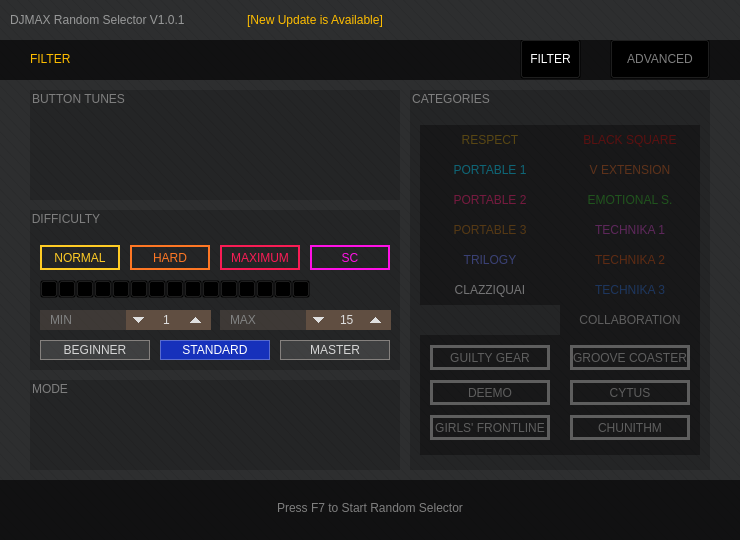
wowvv0w/djmax-random-selector, file ui/selector.ui: the form before one commit.
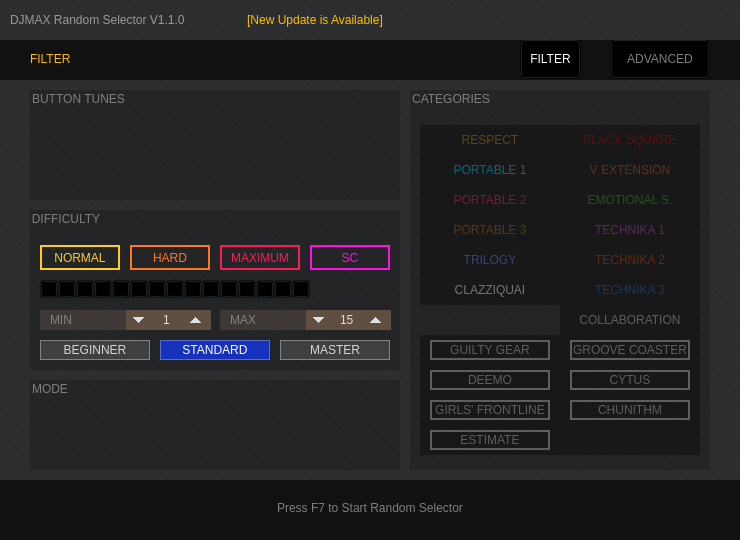
The form after the commit. Icons and pictures are not drawn.

What changed in the file:
```diff
--- a/ui/selector.ui
+++ b/ui/selector.ui
@@ -501,14 +501,14 @@
         <property name="geometry">
          <rect>
           <x>10</x>
-          <y>10</y>
+          <y>5</y>
           <width>120</width>
-          <height>25</height>
+          <height>20</height>
          </rect>
         </property>
         <property name="styleSheet">
          <string notr="true">QPushButton {
-    border: 3px solid #5e5e5e;
+    border: 2px solid #5e5e5e;
 	color: #5e5e5e;
     background-color: transparent;
 	font: 12px &quot;Lato Black&quot;
@@ -533,14 +533,14 @@
         <property name="geometry">
          <rect>
           <x>150</x>
-          <y>10</y>
+          <y>5</y>
           <width>120</width>
-          <height>25</height>
+          <height>20</height>
          </rect>
         </property>
         <property name="styleSheet">
          <string notr="true">QPushButton {
-    border: 3px solid #5e5e5e;
+    border: 2px solid #5e5e5e;
 	color: #5e5e5e;
     background-color: transparent;
 	font: 12px &quot;Lato Black&quot;
@@ -567,14 +567,14 @@
         <property name="geometry">
          <rect>
           <x>150</x>
-          <y>80</y>
+          <y>65</y>
           <width>120</width>
-          <height>25</height>
+          <height>20</height>
          </rect>
         </property>
         <property name="styleSheet">
          <string notr="true">QPushButton {
-    border: 3px solid #5e5e5e;
+    border: 2px solid #5e5e5e;
 	color: #5e5e5e;
     background-color: transparent;
 	font: 12px &quot;Lato Black&quot;
@@ -601,14 +601,14 @@
         <property name="geometry">
          <rect>
           <x>10</x>
-          <y>45</y>
+          <y>35</y>
           <width>120</width>
-          <height>25</height>
+          <height>20</height>
          </rect>
         </property>
         <property name="styleSheet">
          <string notr="true">QPushButton {
-    border: 3px solid #5e5e5e;
+    border: 2px solid #5e5e5e;
 	color: #5e5e5e;
     background-color: transparent;
 	font: 12px &quot;Lato Black&quot;
@@ -635,14 +635,14 @@
         <property name="geometry">
          <rect>
           <x>150</x>
-          <y>45</y>
+          <y>35</y>
           <width>120</width>
-          <height>25</height>
+          <height>20</height>
          </rect>
         </property>
         <property name="styleSheet">
          <string notr="true">QPushButton {
-    border: 3px solid #5e5e5e;
+    border: 2px solid #5e5e5e;
 	color: #5e5e5e;
     background-color: transparent;
 	font: 12px &quot;Lato Black&quot;
@@ -669,14 +669,14 @@
         <property name="geometry">
          <rect>
           <x>10</x>
-          <y>80</y>
+          <y>65</y>
           <width>120</width>
-          <height>25</height>
+          <height>20</height>
          </rect>
         </property>
         <property name="styleSheet">
          <string notr="true">QPushButton {
-    border: 3px solid #5e5e5e;
+    border: 2px solid #5e5e5e;
 	color: #5e5e5e;
     background-color: transparent;
 	font: 12px &quot;Lato Black&quot;
@@ -699,6 +699,40 @@
          <bool>true</bool>
         </property>
        </widget>
+       <widget class="QPushButton" name="cb_esti">
+        <property name="geometry">
+         <rect>
+          <x>10</x>
+          <y>95</y>
+          <width>120</width>
+          <height>20</height>
+         </rect>
+        </property>
+        <property name="styleSheet">
+         <string notr="true">QPushButton {
+    border: 2px solid #5e5e5e;
+	color: #5e5e5e;
+    background-color: transparent;
+	font: 12px &quot;Lato Black&quot;
+}
+QPushButton:checked {
+	border-color: #e6ce99;
+ 	color: #e6ce99;
+    background-color: rgba(0, 0, 0, 87);
+}
+QPushButton:disabled{
+	color: #242526;
+    background-color: transparent;
+	border-color: #242526;
+}</string>
+        </property>
+        <property name="text">
+         <string>ESTIMATE</string>
+        </property>
+        <property name="checkable">
+         <bool>true</bool>
+        </property>
+       </widget>
        <zorder>cb_gg</zorder>
        <zorder>cb_gc</zorder>
        <zorder>cb_dm</zorder>
@@ -916,9 +950,9 @@
        <property name="geometry">
         <rect>
          <x>70</x>
-         <y>325</y>
+         <y>310</y>
          <width>20</width>
-         <height>25</height>
+         <height>20</height>
         </rect>
        </property>
        <property name="pixmap">
@@ -932,9 +966,9 @@
        <property name="geometry">
         <rect>
          <x>210</x>
-         <y>290</y>
+         <y>280</y>
          <width>20</width>
-         <height>25</height>
+         <height>20</height>
         </rect>
        </property>
        <property name="pixmap">
@@ -948,9 +982,9 @@
        <property name="geometry">
         <rect>
          <x>70</x>
-         <y>290</y>
+         <y>280</y>
          <width>20</width>
-         <height>25</height>
+         <height>20</height>
         </rect>
        </property>
        <property name="pixmap">
@@ -964,9 +998,9 @@
        <property name="geometry">
         <rect>
          <x>210</x>
-         <y>255</y>
+         <y>250</y>
          <width>20</width>
-         <height>25</height>
+         <height>20</height>
         </rect>
        </property>
        <property name="pixmap">
@@ -980,9 +1014,9 @@
        <property name="geometry">
         <rect>
          <x>210</x>
-         <y>325</y>
+         <y>310</y>
          <width>20</width>
-         <height>25</height>
+         <height>20</height>
         </rect>
        </property>
        <property name="pixmap">
@@ -1005,6 +1039,22 @@
         <set>Qt::AlignCenter</set>
        </property>
       </widget>
+      <widget class="QLabel" name="lock_esti">
+       <property name="geometry">
+        <rect>
+         <x>70</x>
+         <y>340</y>
+         <width>20</width>
+         <height>20</height>
+        </rect>
+       </property>
+       <property name="pixmap">
+        <pixmap>../images/lock.png</pixmap>
+       </property>
+       <property name="alignment">
+        <set>Qt::AlignCenter</set>
+       </property>
+      </widget>
       <zorder>cb_t3</zorder>
       <zorder>cb_t2</zorder>
       <zorder>cb_t1</zorder>
@@ -2964,7 +3014,7 @@
 font: 15px &quot;Lato Black&quot;;</string>
      </property>
      <property name="text">
-      <string>DJMAX Random Selector V1.0.1</string>
+      <string>DJMAX Random Selector V1.1.0</string>
      </property>
     </widget>
     <widget class="QPushButton" name="update_button">
```
Left out of the diff: 4 changed lines with no effect on the pictures.
